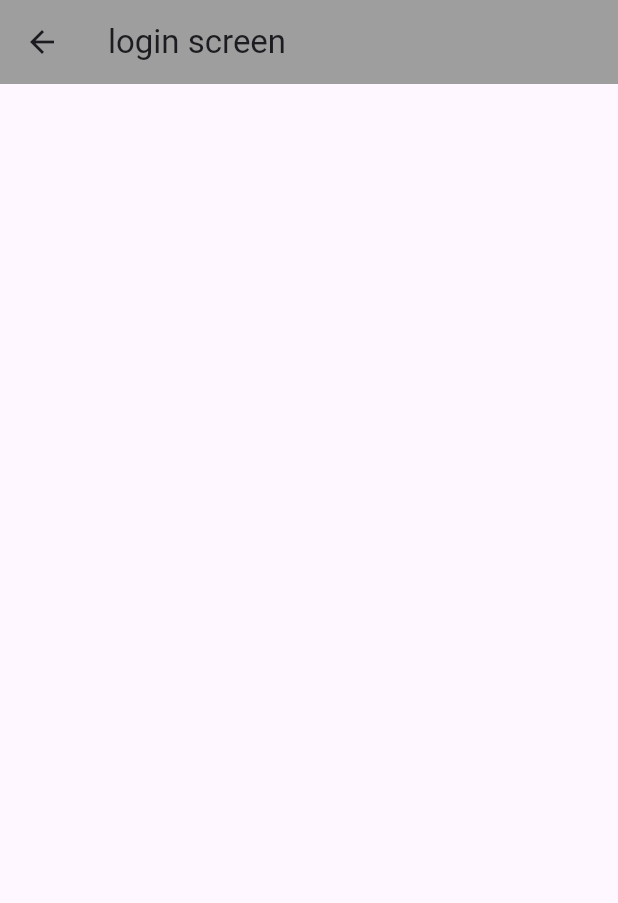
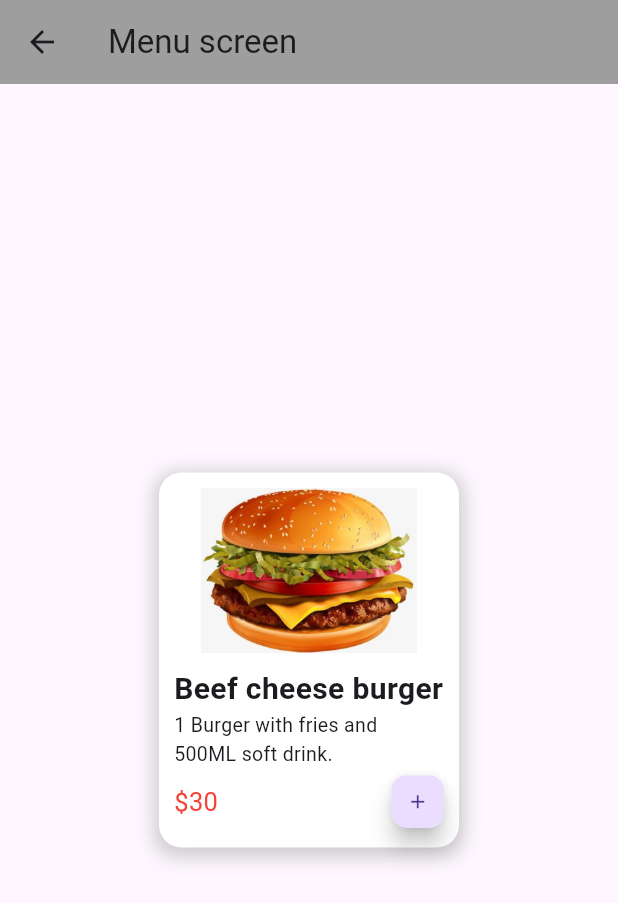
Before and after one commit to Muhammadfaizan124/Flutter-UI, a Flutter app: the screen it shows after launch, after a tap on "let's begin", on a phone screen of 412 x 824 dp. Shown: the top 903 px of the screen. Run offline on Flutter 3.47's test engine with Material 3 defaults, Android fonts, the phone set to English and light mode, and no system bars.

Commit message:
create card and new file

```diff
--- /dev/null
+++ b/custom_widget/custom_card.dart
@@ -0,0 +1,10 @@
+import 'package:flutter/material.dart';
+
+class customcard extends StatelessWidget {
+  const customcard({super.key});
+
+  @override
+  Widget build(BuildContext context) {
+    return Scaffold();
+  }
+}
--- a/lib/login_screen.dart
+++ /dev/null
@@ -1,20 +0,0 @@
-import 'package:flutter/material.dart';
-
-class LoginScreen extends StatefulWidget {
-  const LoginScreen({super.key});
-
-  @override
-  State<LoginScreen> createState() => _LoginScreenState();
-}
-
-class _LoginScreenState extends State<LoginScreen> {
-  @override
-  Widget build(BuildContext context) {
-    return Scaffold(
-      appBar: AppBar(
-        backgroundColor: Colors.grey,
-        title: Text("login screen"),
-      ),
-    );
-  }
-}
--- /dev/null
+++ b/lib/menu_screen.dart
@@ -0,0 +1,96 @@
+import 'package:flutter/material.dart';
+
+class MenuScreen extends StatefulWidget {
+  const MenuScreen({super.key});
+
+  @override
+  State<MenuScreen> createState() => _LoginScreenState();
+}
+
+class _LoginScreenState extends State<MenuScreen> {
+  @override
+  Widget build(BuildContext context) {
+    return Scaffold(
+      appBar: AppBar(
+        backgroundColor: Colors.grey,
+        title: Text("Menu screen"),
+      ),
+      //card
+      body: Center(
+        child: Container(
+          width: 200,
+          height: 250,
+          decoration: BoxDecoration(
+            color: Colors.white,
+            borderRadius: BorderRadius.circular(15),
+            boxShadow: [
+              BoxShadow(
+                color: Colors.grey.withOpacity(0.5),
+                spreadRadius: 3,
+                blurRadius: 10,
+                offset: Offset(0, 3),
+              ),
+            ],
+          ),
+          child: Padding(
+            padding: const EdgeInsets.fromLTRB(10, 10, 10, 10),
+            child: Column(
+              crossAxisAlignment: CrossAxisAlignment.start,
+              children: [
+                Container(
+                  alignment: Alignment.center,
+                  child: Image.asset(
+                    "assets/images/burger.jpg",
+                    height: 110,
+                  ),
+                ),
+                const SizedBox(
+                  height: 10,
+                ),
+                //Product title
+                const Text(
+                  "Beef cheese burger",
+                  style: TextStyle(
+                    fontSize: 20,
+                    fontWeight: FontWeight.bold,
+                  ),
+                ),
+                const Text(
+                  "1 Burger with fries and 500ML soft drink.",
+                  style: TextStyle(
+                    fontSize: 13,
+                  ),
+                ),
+                const SizedBox(
+                  height: 5,
+                ),
+                const Row(
+                  mainAxisAlignment: MainAxisAlignment.spaceBetween,
+                  children: [
+                    Text(
+                      "\$30",
+                      style: TextStyle(
+                        fontSize: 17,
+                        color: Colors.red,
+                      ),
+                    ),
+                    SizedBox(
+                      height: 35,
+                      width: 35,
+                      child: FittedBox(
+                        child: FloatingActionButton(
+                          onPressed: null,
+                          child: Icon(Icons.add),
+                        ),
+                      ),
+                    )
+                  ],
+                ),
+              ],
+            ),
+          ),
+        ),
+      ),
+    );
+  }
+}
--- a/lib/welcome_screen.dart
+++ b/lib/welcome_screen.dart
@@ -1,5 +1,6 @@
 import 'package:flutter/material.dart';
-import 'package:google/login_screen.dart';
+
+import 'menu_screen.dart';
 
 class WelcomeScreen extends StatelessWidget {
   const WelcomeScreen({Key? key}) : super(key: key);
@@ -51,7 +52,7 @@ class WelcomeScreen extends StatelessWidget {
                   Navigator.push(
                     context,
                     MaterialPageRoute(
-                        builder: (context) => const LoginScreen()),
+                        builder: (context) => const MenuScreen()),
                   );
                 },
                 child: Text("let's begin"),
--- a/pubspec.yaml
+++ b/pubspec.yaml
@@ -1,4 +1,4 @@
-name: google
+name: flutter_ui
 description: "A new Flutter project."
 # The following line prevents the package from being accidentally published to
 # pub.dev using `flutter pub publish`. This is preferred for private packages.
@@ -59,7 +59,7 @@ flutter:
 
   # To add assets to your application, add an assets section, like this:
   assets:
-    - assets/images/faizan pic.jpeg
+    - assets/images/burger.jpg
 
   # An image asset can refer to one or more resolution-specific "variants", see
   # https://flutter.dev/assets-and-images/#resolution-aware
```
Also changed, not shown: assets/images/burger.jpg (added), assets/images/faizan pic.jpeg (deleted), 2 other files.
